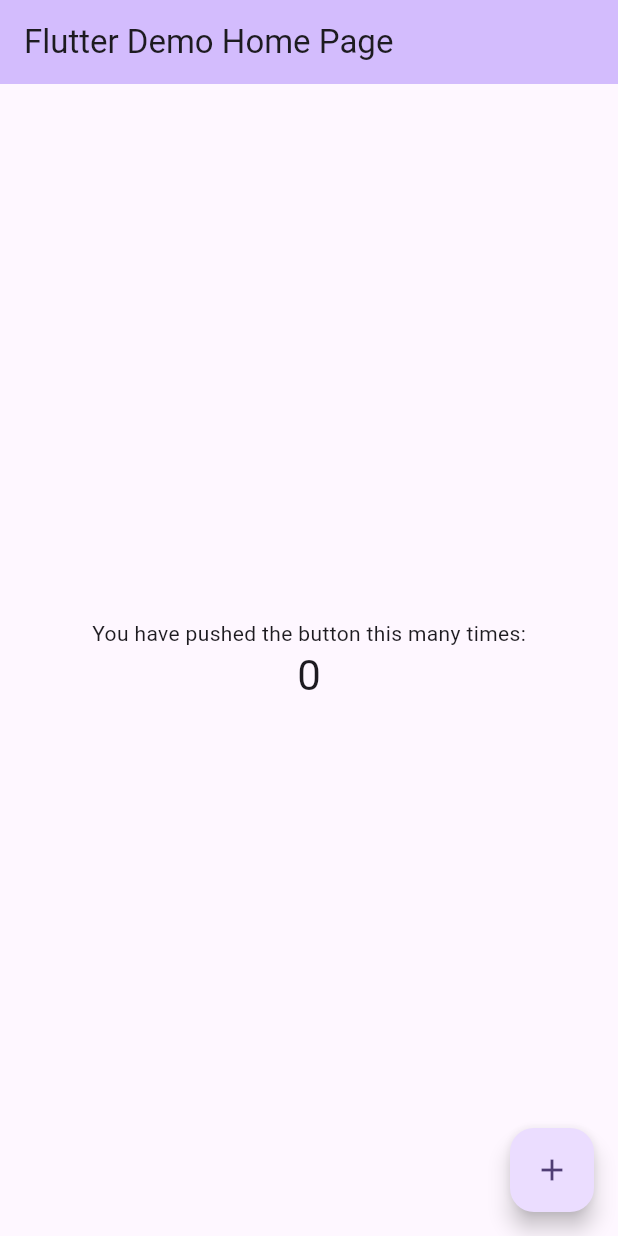
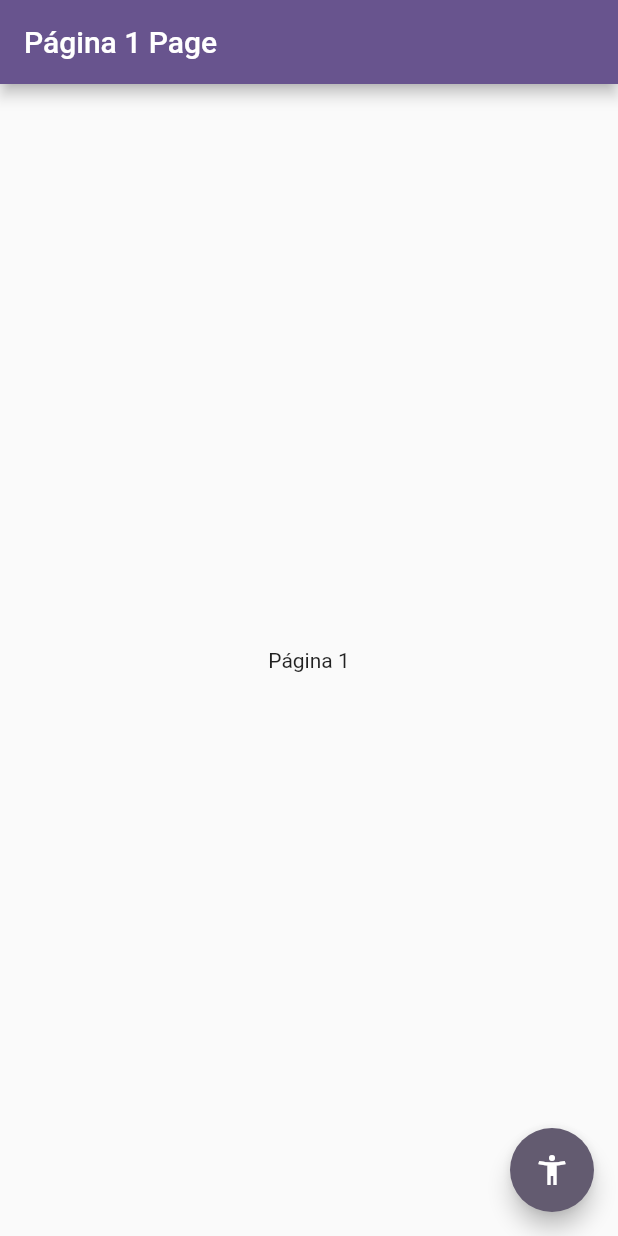
Before and after one commit to BrunoLeonardoRamosRibeiro/estudo_cubit, a Flutter app: the screen it shows after launch, on a phone screen of 412 x 824 dp. Run offline on Flutter 3.47's test engine with Material 3 defaults, Android fonts, the light colour scheme and no system bars.

Commit message:
Create pages 1 and 2

```diff
--- a/lib/main.dart
+++ b/lib/main.dart
@@ -1,3 +1,5 @@
+import 'package:appwithcubit/pages/pagina1_page.dart';
+import 'package:appwithcubit/pages/pagina2_page.dart';
 import 'package:flutter/material.dart';
 
 void main() {
@@ -7,119 +9,20 @@
 class MyApp extends StatelessWidget {
   const MyApp({super.key});
 
-  // This widget is the root of your application.
   @override
   Widget build(BuildContext context) {
     return MaterialApp(
       title: 'Flutter Demo',
+      debugShowCheckedModeBanner: false,
       theme: ThemeData(
-        // This is the theme of your application.
-        //
-        // TRY THIS: Try running your application with "flutter run". You'll see
-        // the application has a purple toolbar. Then, without quitting the app,
-        // try changing the seedColor in the colorScheme below to Colors.green
-        // and then invoke "hot reload" (save your changes or press the "hot
-        // reload" button in a Flutter-supported IDE, or press "r" if you used
-        // the command line to start the app).
-        //
-        // Notice that the counter didn't reset back to zero; the application
-        // state is not lost during the reload. To reset the state, use hot
-        // restart instead.
-        //
-        // This works for code too, not just values: Most code changes can be
-        // tested with just a hot reload.
         colorScheme: ColorScheme.fromSeed(seedColor: Colors.deepPurple),
-        useMaterial3: true,
+        useMaterial3: false,
       ),
-      home: const MyHomePage(title: 'Flutter Demo Home Page'),
+      initialRoute: 'pagina1',
+      routes: {
+        "pagina1": (_) => const Pagina1Page(),
+        "pagina2": (_) => const Pagina2Page()
+      },
     );
   }
 }
-
-class MyHomePage extends StatefulWidget {
-  const MyHomePage({super.key, required this.title});
-
-  // This widget is the home page of your application. It is stateful, meaning
-  // that it has a State object (defined below) that contains fields that affect
-  // how it looks.
-
-  // This class is the configuration for the state. It holds the values (in this
-  // case the title) provided by the parent (in this case the App widget) and
-  // used by the build method of the State. Fields in a Widget subclass are
-  // always marked "final".
-
-  final String title;
-
-  @override
-  State<MyHomePage> createState() => _MyHomePageState();
-}
-
-class _MyHomePageState extends State<MyHomePage> {
-  int _counter = 0;
-
-  void _incrementCounter() {
-    setState(() {
-      // This call to setState tells the Flutter framework that something has
-      // changed in this State, which causes it to rerun the build method below
-      // so that the display can reflect the updated values. If we changed
-      // _counter without calling setState(), then the build method would not be
-      // called again, and so nothing would appear to happen.
-      _counter++;
-    });
-  }
-
-  @override
-  Widget build(BuildContext context) {
-    // This method is rerun every time setState is called, for instance as done
-    // by the _incrementCounter method above.
-    //
-    // The Flutter framework has been optimized to make rerunning build methods
-    // fast, so that you can just rebuild anything that needs updating rather
-    // than having to individually change instances of widgets.
-    return Scaffold(
-      appBar: AppBar(
-        // TRY THIS: Try changing the color here to a specific color (to
-        // Colors.amber, perhaps?) and trigger a hot reload to see the AppBar
-        // change color while the other colors stay the same.
-        backgroundColor: Theme.of(context).colorScheme.inversePrimary,
-        // Here we take the value from the MyHomePage object that was created by
-        // the App.build method, and use it to set our appbar title.
-        title: Text(widget.title),
-      ),
-      body: Center(
-        // Center is a layout widget. It takes a single child and positions it
-        // in the middle of the parent.
-        child: Column(
-          // Column is also a layout widget. It takes a list of children and
-          // arranges them vertically. By default, it sizes itself to fit its
-          // children horizontally, and tries to be as tall as its parent.
-          //
-          // Column has various properties to control how it sizes itself and
-          // how it positions its children. Here we use mainAxisAlignment to
-          // center the children vertically; the main axis here is the vertical
-          // axis because Columns are vertical (the cross axis would be
-          // horizontal).
-          //
-          // TRY THIS: Invoke "debug painting" (choose the "Toggle Debug Paint"
-          // action in the IDE, or press "p" in the console), to see the
-          // wireframe for each widget.
-          mainAxisAlignment: MainAxisAlignment.center,
-          children: <Widget>[
-            const Text(
-              'You have pushed the button this many times:',
-            ),
-            Text(
-              '$_counter',
-              style: Theme.of(context).textTheme.headlineMedium,
-            ),
-          ],
-        ),
-      ),
-      floatingActionButton: FloatingActionButton(
-        onPressed: _incrementCounter,
-        tooltip: 'Increment',
-        child: const Icon(Icons.add),
-      ), // This trailing comma makes auto-formatting nicer for build methods.
-    );
-  }
-}
--- /dev/null
+++ b/lib/pages/pagina1_page.dart
@@ -0,0 +1,27 @@
+import 'package:flutter/material.dart';
+
+class Pagina1Page extends StatefulWidget {
+  const Pagina1Page({super.key});
+
+  @override
+  State<Pagina1Page> createState() => _Pagina1PageState();
+}
+
+class _Pagina1PageState extends State<Pagina1Page> {
+  @override
+  Widget build(BuildContext context) {
+    return Scaffold(
+      appBar: AppBar(
+        title: const Text("Página 1 Page"),
+      ),
+      body: const Center(
+        child: Text("Página 1"),
+      ),
+      floatingActionButton: FloatingActionButton(
+          child: const Icon(Icons.accessibility_new),
+          onPressed: () {
+            Navigator.pushNamed(context, "pagina2");
+          }),
+    );
+  }
+}
--- a/pubspec.yaml
+++ b/pubspec.yaml
@@ -35,6 +35,7 @@ dependencies:
   # The following adds the Cupertino Icons font to your application.
   # Use with the CupertinoIcons class for iOS style icons.
   cupertino_icons: ^1.0.6
+  flutter_bloc: ^8.1.6
 
 dev_dependencies:
   flutter_test:
```
Also changed, not shown: lib/pages/pagina2_page.dart (added, +22 -0 lines), pubspec.lock.
